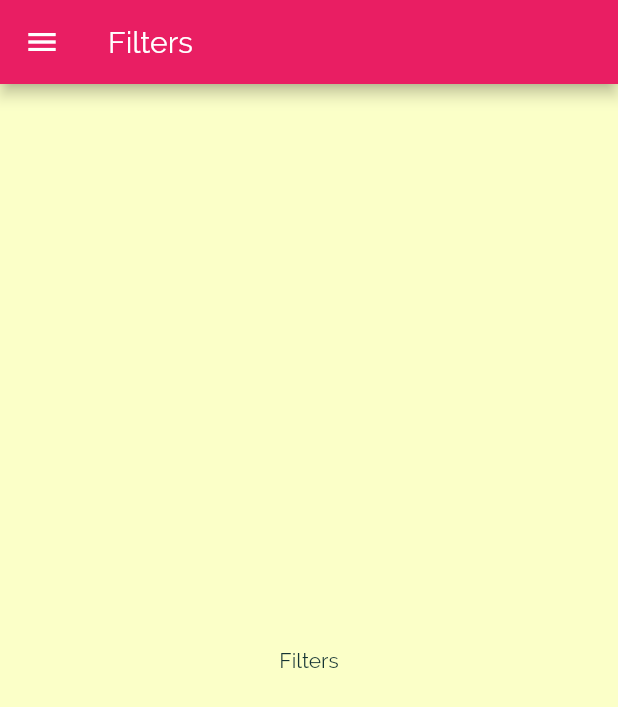
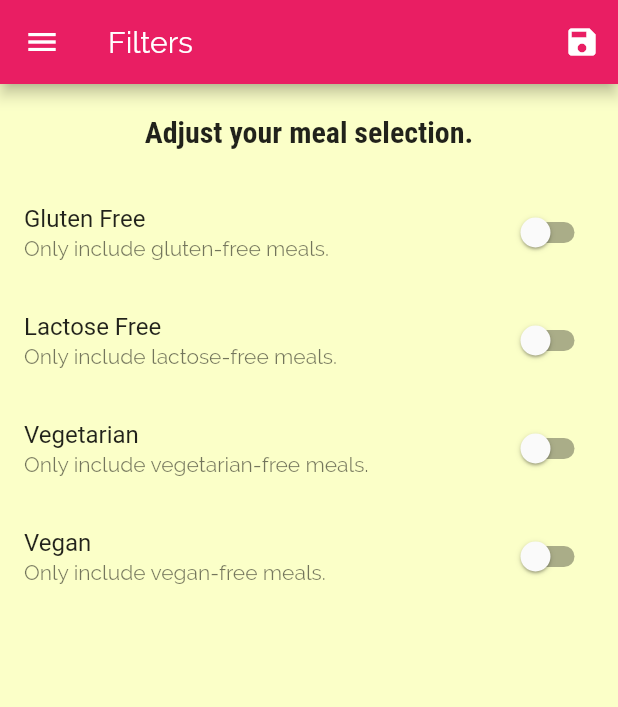
Before and after one commit to j04ntoh/MealRecipes, a Flutter app: the FiltersScreen screen opened by its route, on a phone screen of 412 x 824 dp. Shown: the top 707 px of the screen. Run offline on Flutter 3.47's test engine with Material 2 defaults, Android fonts, the phone set to English and light mode, and no system bars.

Commit message:
filter function added

```diff
--- a/lib/main.dart
+++ b/lib/main.dart
@@ -1,16 +1,45 @@
 import 'package:flutter/material.dart';
+import './dummy_data.dart';
+import './models/meal.dart';
 import './screens/categories_screen.dart';
 import './screens/category_meals_screen.dart';
 import './screens/meal_detail_screen.dart';
 import './screens/filters_screen.dart';
-import './widgets/tabs_screen.dart';
+import './screens/tabs_screen.dart';
 
 void main() {
   runApp(MyApp());
 }
 
-class MyApp extends StatelessWidget {
+class MyApp extends StatefulWidget {
   // This widget is the root of your application.
+  @override
+  _MyAppState createState() => _MyAppState();
+}
+
+class _MyAppState extends State<MyApp> {
+  Map<String, bool> _filters = {
+    'gluten': false,
+    'lactose': false,
+    'vegetarian': false,
+    'vegan': false,
+  };
+  List<Meal> _availableMeals = DUMMY_MEALS;
+
+  void _setFilters(Map<String, bool> filterData) {
+    setState(() {
+      _filters = filterData;
+      _availableMeals = DUMMY_MEALS.where((meal) {
+        if (_filters['gluten'] && meal.isGlutenFree) return false;
+        if (_filters['lactose'] && meal.isLactoseFree) return false;
+        if (_filters['vegetarian'] && meal.isVegetarian) return false;
+        if (_filters['vegan'] && meal.isVegan) return false;
+
+        return true;
+      }).toList();
+    });
+  }
+
   @override
   Widget build(BuildContext context) {
     return MaterialApp(
@@ -38,9 +67,10 @@ class MyApp extends StatelessWidget {
       initialRoute: '/',
       routes: {
         '/': (ctx) => TabsScreen(),
-        CategoryMealsScreen.routeName: (ctx) => CategoryMealsScreen(),
+        CategoryMealsScreen.routeName: (ctx) =>
+            CategoryMealsScreen(_availableMeals),
         MealDetailScreen.routeName: (ctx) => MealDetailScreen(),
-        FiltersScreen.routeName: (ctx) => FiltersScreen(),
+        FiltersScreen.routeName: (ctx) => FiltersScreen(_filters, _setFilters),
       },
       onGenerateRoute: (settings) {
         print(settings.arguments);
--- a/lib/screens/filters_screen.dart
+++ b/lib/screens/filters_screen.dart
@@ -1,18 +1,121 @@
 import 'package:flutter/material.dart';
 import 'package:meals_app/widgets/mainDrawer.dart';
 
-class FiltersScreen extends StatelessWidget {
+class FiltersScreen extends StatefulWidget {
   static const routeName = '/filters';
+
+  final Function saveFilters;
+  final Map<String, bool> currentFilters;
+
+  FiltersScreen(this.currentFilters, this.saveFilters);
+
+  @override
+  _FiltersScreenState createState() => _FiltersScreenState();
+}
+
+class _FiltersScreenState extends State<FiltersScreen> {
+  var _glutenFree = false;
+  var _lactoseFree = false;
+  var _vegetarian = false;
+  var _vegan = false;
+
+  @override
+  void initState() {
+    super.initState();
+    _glutenFree = widget.currentFilters['gluten'];
+    _lactoseFree = widget.currentFilters['lactose'];
+    _vegetarian = widget.currentFilters['vegetarian'];
+    _vegan = widget.currentFilters['vegan'];
+  }
+
+  Widget _buildSwitchListTile(
+      String title, String description, bool currValue, Function updateValue) {
+    return SwitchListTile(
+      title: Text(title),
+      value: currValue,
+      subtitle: Text(description),
+      onChanged: updateValue,
+    );
+  }
 
   @override
   Widget build(BuildContext context) {
     return Scaffold(
       appBar: AppBar(
         title: Text('Filters'),
+        actions: <Widget>[
+          IconButton(
+            icon: Icon(Icons.save),
+            // wow
+            onPressed: () {
+              final selectedFilters = {
+                'gluten': _glutenFree,
+                'lactose': _lactoseFree,
+                'vegetarian': _vegetarian,
+                'vegan': _vegan,
+              };
+              widget.saveFilters(selectedFilters);
+            },
+          ),
+        ],
       ),
       drawer: MainDrawer(),
-      body: Center(
-        child: Text('Filters'),
+      body: Column(
+        children: <Widget>[
+          Container(
+            padding: EdgeInsets.all(20),
+            child: Text(
+              'Adjust your meal selection.',
+              style: Theme.of(context).textTheme.headline6,
+            ),
+          ),
+          Expanded(
+            child: ListView(
+              children: <Widget>[
+                _buildSwitchListTile(
+                  'Gluten Free',
+                  'Only include gluten-free meals.',
+                  _glutenFree,
+                  (newValue) {
+                    setState(() {
+                      _glutenFree = newValue;
+                    });
+                  },
+                ),
+                _buildSwitchListTile(
+                  'Lactose Free',
+                  'Only include lactose-free meals.',
+                  _lactoseFree,
+                  (newValue) {
+                    setState(() {
+                      _lactoseFree = newValue;
+                    });
+                  },
+                ),
+                _buildSwitchListTile(
+                  'Vegetarian',
+                  'Only include vegetarian-free meals.',
+                  _vegetarian,
+                  (newValue) {
+                    setState(() {
+                      _vegetarian = newValue;
+                    });
+                  },
+                ),
+                _buildSwitchListTile(
+                  'Vegan',
+                  'Only include vegan-free meals.',
+                  _vegan,
+                  (newValue) {
+                    setState(() {
+                      _vegan = newValue;
+                    });
+                  },
+                ),
+              ],
+            ),
+          ),
+        ],
       ),
     );
   }
```
Also changed, not shown: lib/screens/category_meals_screen.dart (+45 -20 lines), lib/screens/meal_detail_screen.dart (+8 -1 lines), lib/widgets/meal_item.dart (+9 -2 lines), lib/screens/tabs_screen.dart (renamed from lib/widgets/tabs_screen.dart).
